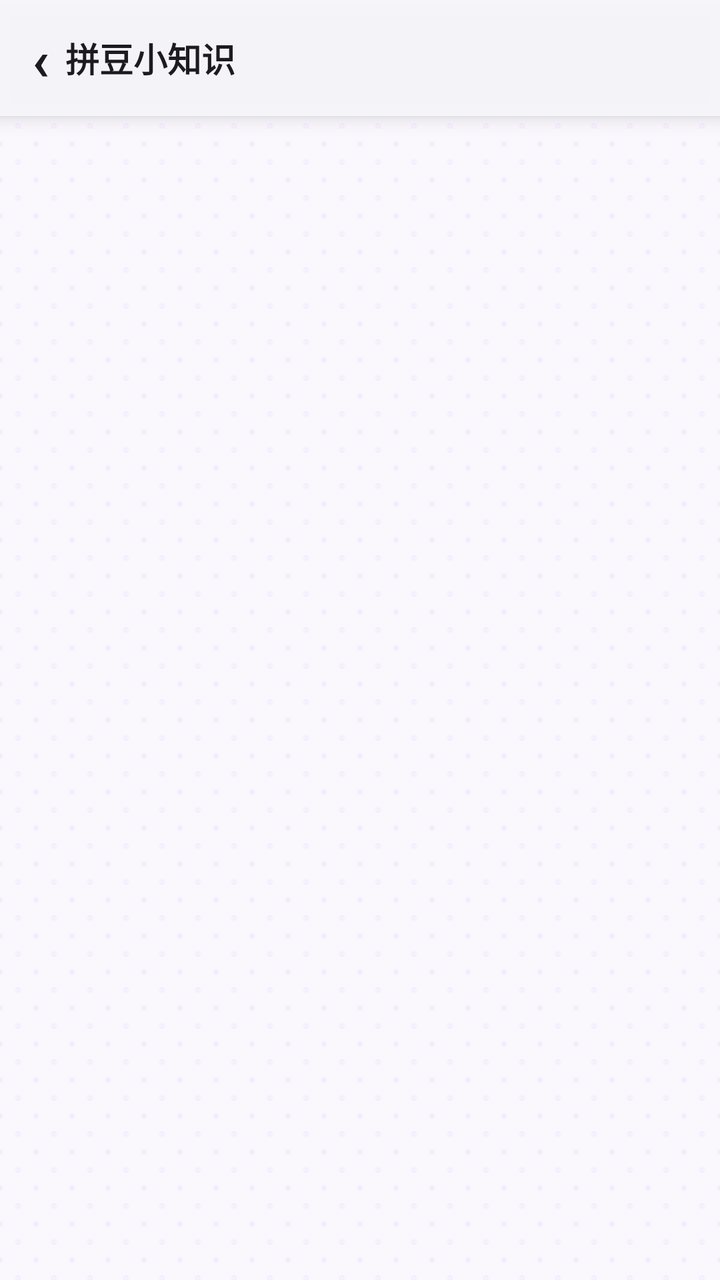
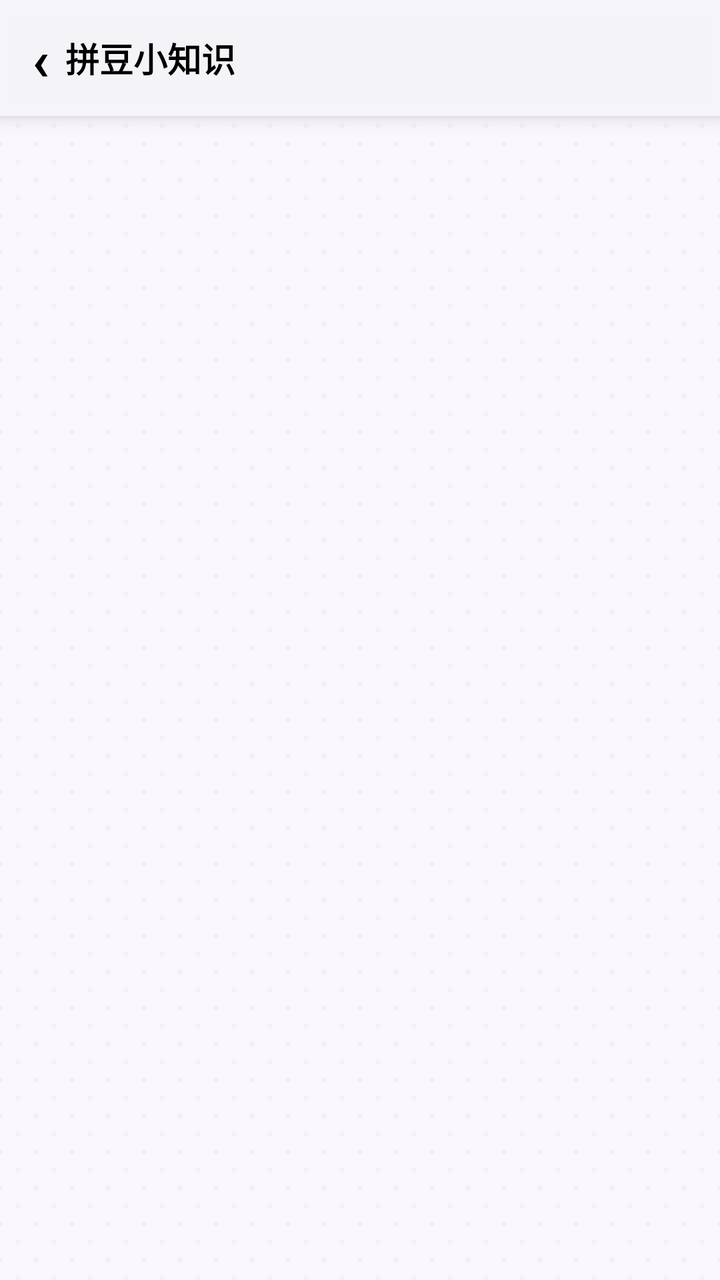

An Android layout rendered at two revisions. The XML below is the earlier revision; the diff shows what the commit changed to produce the second picture.
<!-- AndroidManifest.xml: application theme AppTheme -->
<!-- res/layout/activity_knowledge.xml -->
<?xml version="1.0" encoding="utf-8"?>
<LinearLayout xmlns:android="http://schemas.android.com/apk/res/android"
    android:layout_width="match_parent"
    android:layout_height="match_parent"
    android:background="@drawable/bg_pegboard"
    android:orientation="vertical">

    <LinearLayout
        android:layout_width="match_parent"
        android:layout_height="58dp"
        android:background="@drawable/bg_header"
        android:elevation="6dp"
        android:gravity="center_vertical"
        android:orientation="horizontal">

        <TextView
            android:id="@+id/btnBack"
            android:layout_width="wrap_content"
            android:layout_height="match_parent"
            android:clickable="true"
            android:focusable="true"
            android:gravity="center"
            android:paddingStart="16dp"
            android:paddingEnd="8dp"
            android:text="‹"
            android:textColor="@color/textMain"
            android:textSize="28sp"
            android:textStyle="bold" />

        <TextView
            android:layout_width="0dp"
            android:layout_height="wrap_content"
            android:layout_weight="1"
            android:text="@string/knowledge_title"
            android:textColor="@color/textMain"
            android:textSize="17sp"
            android:textStyle="bold" />
    </LinearLayout>

    <ScrollView
        android:layout_width="match_parent"
        android:layout_height="0dp"
        android:layout_weight="1"
        android:scrollbars="none">

        <LinearLayout
            android:id="@+id/container"
            android:layout_width="match_parent"
            android:layout_height="wrap_content"
            android:orientation="vertical"
            android:padding="16dp"
            android:paddingBottom="30dp" />
    </ScrollView>
</LinearLayout>
<!-- resources referenced by this layout -->
<resources>
  <color name="textMain">#1D1B20</color>
  <!-- drawable bg_header (drawable) -->
  <?xml version="1.0" encoding="utf-8"?>
  <shape xmlns:android="http://schemas.android.com/apk/res/android"
      android:shape="rectangle">
      <solid android:color="@color/headerBg" />
  </shape>
  <!-- drawable bg_pegboard (drawable) -->
  <?xml version="1.0" encoding="utf-8"?>
  <bitmap xmlns:android="http://schemas.android.com/apk/res/android"
      android:src="@drawable/tile_pegboard"
      android:tileModeX="repeat"
      android:tileModeY="repeat" />
  <string name="knowledge_title">拼豆小知识</string>
  <style name="AppTheme" parent="android:Theme.Material.Light.NoActionBar">
          <item name="android:colorPrimary">@color/primary</item>
          <item name="android:colorPrimaryDark">@color/bg</item>
          <item name="android:colorAccent">@color/primary</item>
          <item name="android:statusBarColor">@color/bg</item>
          <item name="android:navigationBarColor">@color/bg</item>
          <item name="android:windowBackground">@drawable/bg_pegboard</item>
          <item name="android:windowLightStatusBar">true</item>
          
          <item name="android:alertDialogTheme">@style/CandyAlertDialog</item>
      </style>
  <color name="headerBg">#F2F7F7FB</color>
  <color name="primary">#6750A4</color>
  <color name="bg">#FEF7FF</color>
  <!-- drawable bg_dialog (drawable) -->
  <?xml version="1.0" encoding="utf-8"?>
  <shape xmlns:android="http://schemas.android.com/apk/res/android"
      android:shape="rectangle">
      <solid android:color="@color/card" />
      <corners android:radius="28dp" />
  </shape>
  <color name="textSub">#49454F</color>
  <color name="card">#FFFFFF</color>
  <!-- unchanged entries left out for length: 2 -->
</resources>

<!-- the commit's change to res/layout/activity_knowledge.xml (unified diff, before → after) -->
@@ -23,7 +23,7 @@
             android:paddingStart="16dp"
             android:paddingEnd="8dp"
             android:text="‹"
-            android:textColor="@color/textMain"
+            android:textColor="?attr/textMain"
             android:textSize="28sp"
             android:textStyle="bold" />
 
@@ -32,7 +32,7 @@
             android:layout_height="wrap_content"
             android:layout_weight="1"
             android:text="@string/knowledge_title"
-            android:textColor="@color/textMain"
+            android:textColor="?attr/textMain"
             android:textSize="17sp"
             android:textStyle="bold" />
     </LinearLayout>
<!-- resource entries referenced after the edit -->
@@ -1,6 +1,7 @@
 <!-- resources referenced by this layout -->
 <resources>
   <color name="textMain">#1D1B20</color>
+  <color name="textPrimary">#1D1B20</color>
   <!-- drawable bg_header (drawable) -->
   <?xml version="1.0" encoding="utf-8"?>
   <shape xmlns:android="http://schemas.android.com/apk/res/android"
@@ -24,6 +25,28 @@
           <item name="android:windowLightStatusBar">true</item>
           
           <item name="android:alertDialogTheme">@style/CandyAlertDialog</item>
+          
+          <item name="textMain">@color/textMain</item>
+          <item name="textPrimary">@color/textPrimary</item>
+          <item name="textSub">@color/textSub</item>
+          <item name="textSecondary">@color/textSecondary</item>
+          <item name="text_chip">@color/text_chip</item>
+          <item name="text_tab">@color/text_tab</item>
+          <item name="primary">@color/primary</item>
+          <item name="colorPrimary">@color/colorPrimary</item>
+          <item name="onPrimary">@color/onPrimary</item>
+          <item name="primaryContainer">@color/primaryContainer</item>
+          <item name="onPrimaryContainer">@color/onPrimaryContainer</item>
+          <item name="onPrimaryContainerDim">@color/onPrimaryContainerDim</item>
+          <item name="colorSurface">@color/colorSurface</item>
+          <item name="surfaceContainerLow">@color/surfaceContainerLow</item>
+          <item name="secondaryContainer">@color/secondaryContainer</item>
+          <item name="onSecondaryContainer">@color/onSecondaryContainer</item>
+          <item name="subsurface">@color/subsurface</item>
+          <item name="line">@color/line</item>
+          <item name="colorStroke">@color/colorStroke</item>
+          <item name="card">@color/card</item>
+          <item name="bg">@color/bg</item>
       </style>
   <color name="headerBg">#F2F7F7FB</color>
   <color name="primary">#6750A4</color>
@@ -32,10 +55,23 @@
   <?xml version="1.0" encoding="utf-8"?>
   <shape xmlns:android="http://schemas.android.com/apk/res/android"
       android:shape="rectangle">
-      <solid android:color="@color/card" />
+      <solid android:color="?attr/card" />
       <corners android:radius="28dp" />
   </shape>
   <color name="textSub">#49454F</color>
+  <color name="textSecondary">#6B6577</color>
+  <color name="colorPrimary">#6750A4</color>
+  <color name="onPrimary">#FFFFFF</color>
+  <color name="primaryContainer">#EADDFF</color>
+  <color name="onPrimaryContainer">#21005D</color>
+  <color name="onPrimaryContainerDim">#BF21005D</color>
+  <color name="colorSurface">#F3EFF9</color>
+  <color name="surfaceContainerLow">#F7F2FA</color>
+  <color name="secondaryContainer">#E8DEF8</color>
+  <color name="onSecondaryContainer">#1D192B</color>
+  <color name="subsurface">#ECE6F0</color>
+  <color name="line">#CAC4D0</color>
+  <color name="colorStroke">#E2D9F0</color>
   <color name="card">#FFFFFF</color>
   <!-- unchanged entries left out for length: 2 -->
 </resources>
